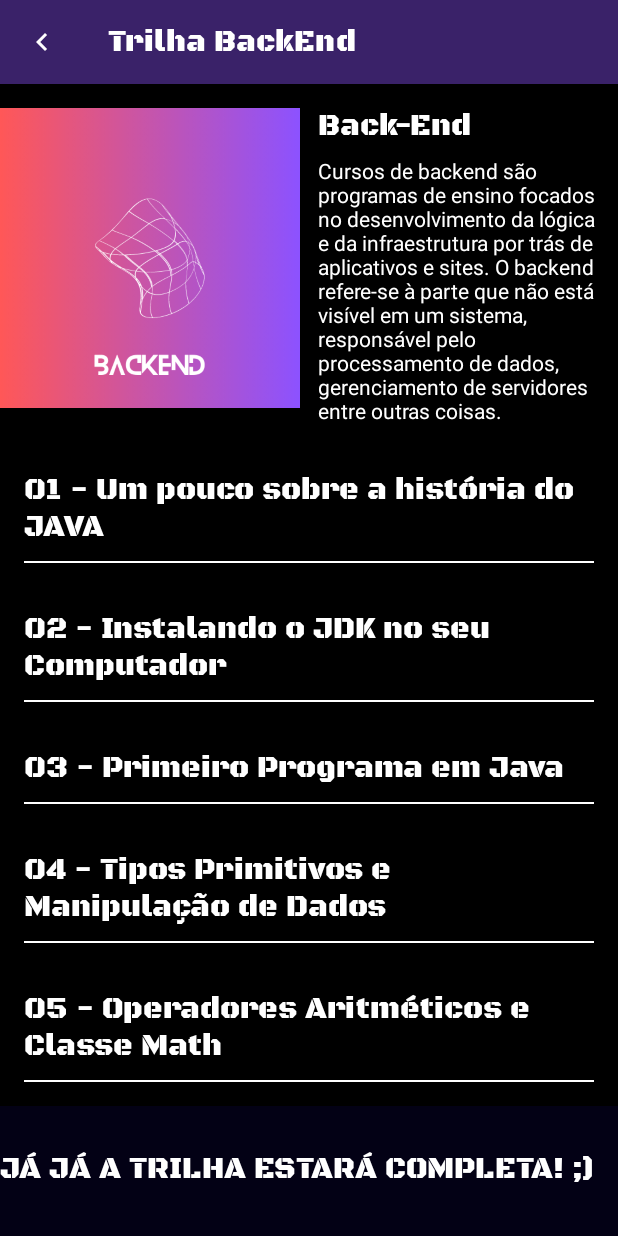
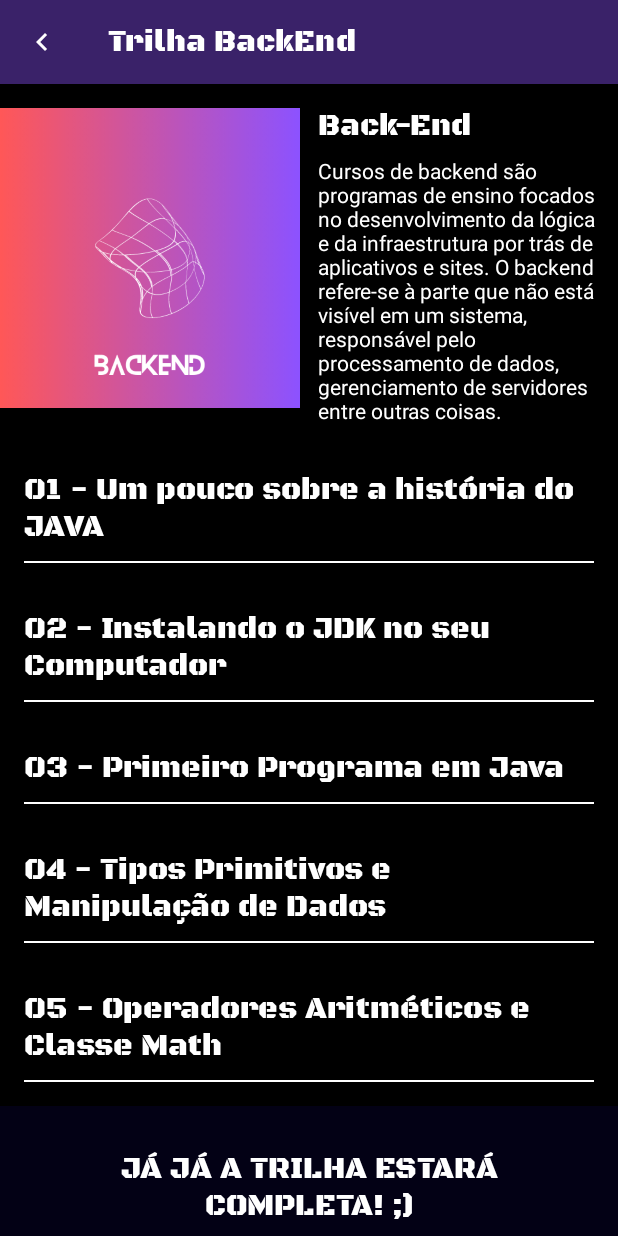
Before and after one commit to Ar7hurLE/TechAbrigo, an Android app built with Jetpack Compose: the CursoBackEndScreen screen opened through its navigation route, on a phone screen of 412 x 824 dp. Run offline under Robolectric (Android 15) with nearby library versions, the phone set to English and light mode, and no system bars; our stand-ins replace livedata-compose.

Commit message:
ajuste de aviso

```diff
--- a/app/src/main/java/com/example/techabrigo/CursoBackEnd/CursoBackEndScreen.kt
+++ b/app/src/main/java/com/example/techabrigo/CursoBackEnd/CursoBackEndScreen.kt
@@ -176,7 +176,7 @@ fun CursoBackEndScreen(navController: NavController) {
                             fontSize = 20.sp,
                             textAlign = TextAlign.Center,
                             modifier = Modifier
-                                .padding(top = 30.dp)
+                                .padding(start = 16.dp, top = 30.dp, end = 16.dp)
                             )
                     }
                 }
--- a/app/src/main/java/com/example/techabrigo/CursoFrontEnd/CursoFrontEndScreen.kt
+++ b/app/src/main/java/com/example/techabrigo/CursoFrontEnd/CursoFrontEndScreen.kt
@@ -176,7 +176,7 @@ fun CursoFrontEndScreen(navController: NavController) {
                             fontSize = 20.sp,
                             textAlign = TextAlign.Center,
                             modifier = Modifier
-                                .padding(top = 30.dp)
+                                .padding(start = 16.dp, top = 30.dp, end = 16.dp)
                         )
                     }
                 }
--- a/app/src/main/java/com/example/techabrigo/CursoQA/CursoQAScreen.kt
+++ b/app/src/main/java/com/example/techabrigo/CursoQA/CursoQAScreen.kt
@@ -176,7 +176,7 @@ fun CursoQAScreen(navController: NavController) {
                             fontSize = 20.sp,
                             textAlign = TextAlign.Center,
                             modifier = Modifier
-                                .padding(top = 30.dp)
+                                .padding(start = 16.dp, top = 30.dp, end = 16.dp)
                         )
                     }
                 }
```
